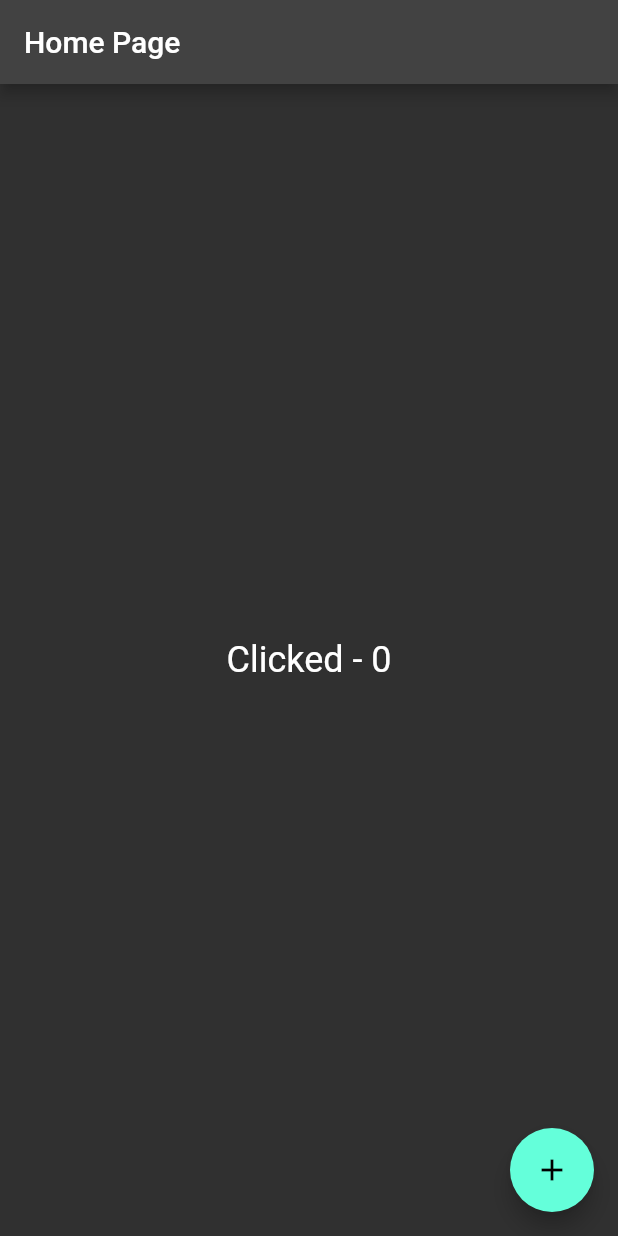
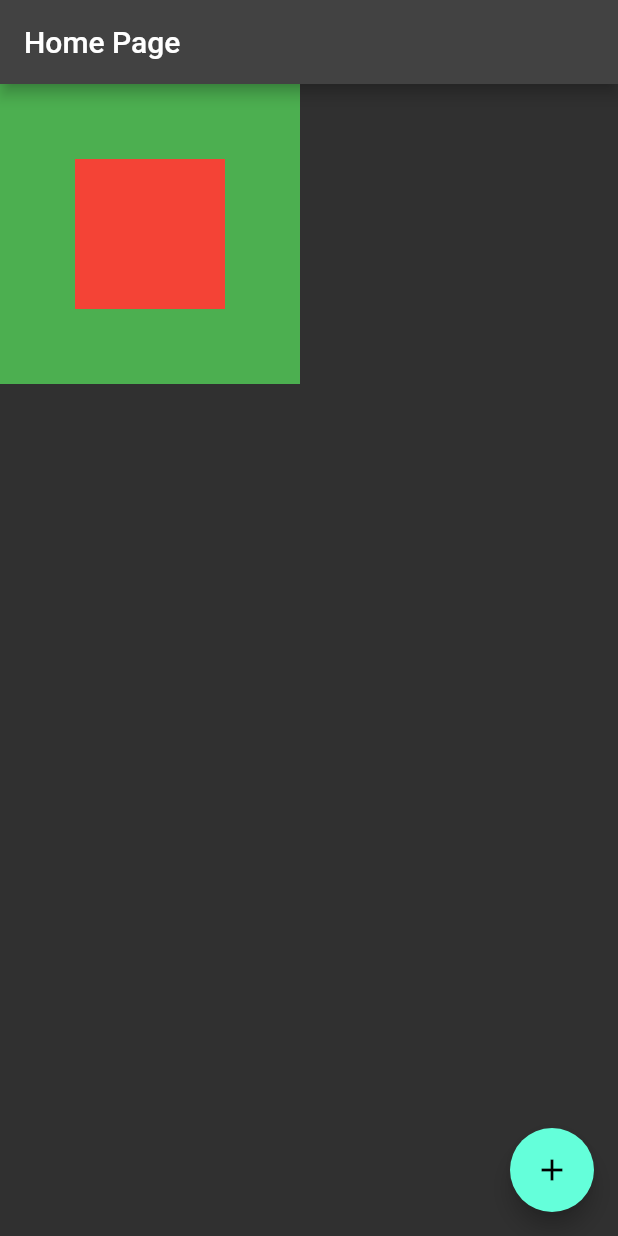
Before and after one commit to Matheus0liveira/first-flutter-app, a Flutter app: the screen it shows after launch, on a phone screen of 412 x 824 dp. Run offline on Flutter 3.47's test engine with Material 2 defaults, Android fonts, the phone set to English and light mode, and no system bars.

Commit message:
feat: learn single render

```diff
--- a/lib/app_widget.dart
+++ b/lib/app_widget.dart
@@ -9,6 +9,8 @@ class AppWidget extends StatelessWidget {
   @override
   Widget build(BuildContext context) {
     return MaterialApp(
-        theme: ThemeData.dark(), home: HomePage(title: "Clicked"));
+        theme:
+            ThemeData(primarySwatch: Colors.red, brightness: Brightness.dark),
+        home: HomePage(title: "Clicked"));
   }
 }
--- a/lib/home_page.dart
+++ b/lib/home_page.dart
@@ -29,15 +29,13 @@ class HomePageState extends State<HomePage> {
       appBar: AppBar(
         title: const Text('Home Page'),
       ),
-      body: Center(
-          child: GestureDetector(
-              child: Text(
-                "$title - $count",
-                style: const TextStyle(fontSize: 24),
-              ),
-              onTap: () {
-                _incrementCount();
-              })),
+      body: Container(
+          height: 200,
+          width: 200,
+          color: Colors.green,
+          child: Center(
+            child: Container(height: 100, width: 100, color: Colors.red),
+          )),
       floatingActionButton: FloatingActionButton(
           child: const Icon(Icons.add),
           onPressed: () {
```
